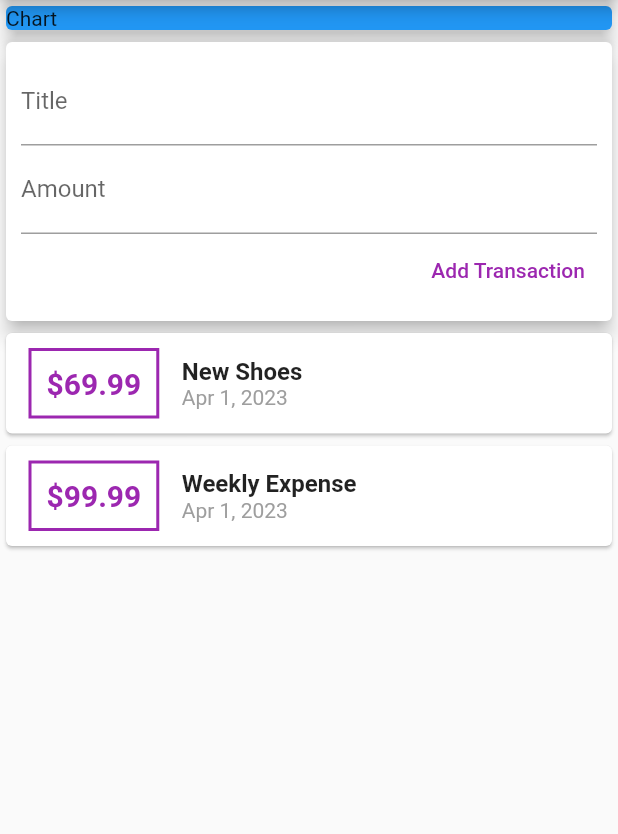
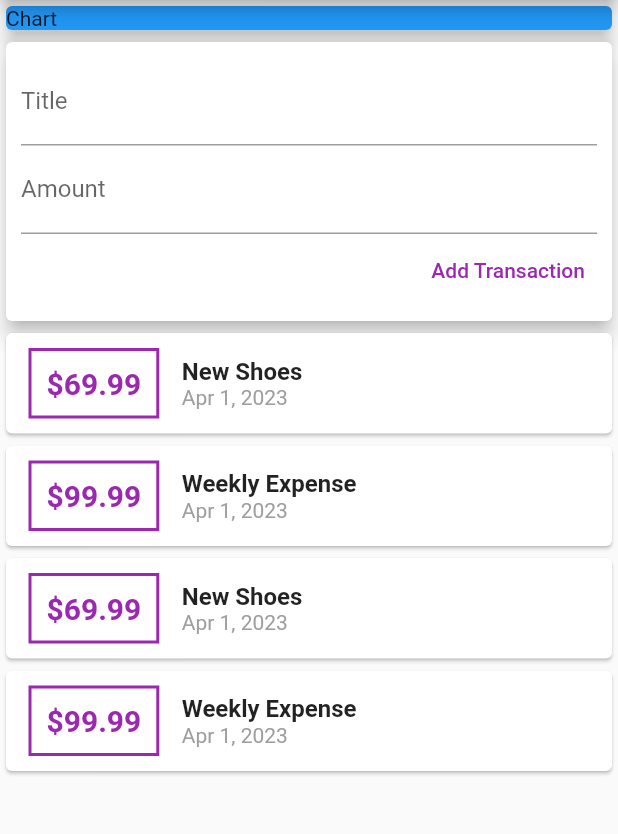
Before and after one commit to saurabhmirajkar/expense_tracker, a Flutter app: the screen it shows after launch, on a phone screen of 412 x 824 dp, the part 84-918 px from its top. Run offline on Flutter 3.47's test engine with Material 2 defaults, Android fonts, the phone set to English and light mode, and no system bars.

Commit message:
made tx list scrollable

```diff
--- a/lib/main.dart
+++ b/lib/main.dart
@@ -28,6 +28,7 @@ class MyHomepage extends StatelessWidget {
         title: const Text('Expense Tracker'),
       ),
       body: SafeArea(
+        child: SingleChildScrollView(
           child: Column(
             crossAxisAlignment: CrossAxisAlignment.stretch,
             children: [
@@ -43,6 +44,7 @@ class MyHomepage extends StatelessWidget {
             ],
           ),
         ),
+      ),
     );
   }
 }
--- a/lib/widgets/transaction_list.dart
+++ b/lib/widgets/transaction_list.dart
@@ -11,8 +11,11 @@ class TransactionList extends StatelessWidget {
 
   @override
   Widget build(BuildContext context) {
-    return Column(
-      children: userTransactions.map((tx) {
+    return Container(
+      height: 300,
+      child: ListView.builder(
+        itemCount: userTransactions.length,
+        itemBuilder: (ctx, index) {
           return Card(
             child: Row(
               children: [
@@ -29,7 +32,7 @@ class TransactionList extends StatelessWidget {
                     ),
                   ),
                   child: Text(
-                  '\$${tx.amount}',
+                    '\$${userTransactions[index].amount}',
                     // ignore: prefer_const_constructors
                     style: TextStyle(
                       fontWeight: FontWeight.bold,
@@ -42,14 +45,14 @@ class TransactionList extends StatelessWidget {
                   crossAxisAlignment: CrossAxisAlignment.start,
                   children: [
                     Text(
-                    tx.title,
+                      userTransactions[index].title,
                       style: const TextStyle(
                         fontWeight: FontWeight.bold,
                         fontSize: 16,
                       ),
                     ),
                     Text(
-                    DateFormat.yMMMd().format(tx.date),
+                      DateFormat.yMMMd().format(userTransactions[index].date),
                       style: const TextStyle(
                         color: Colors.grey,
                       ),
@@ -59,7 +62,8 @@ class TransactionList extends StatelessWidget {
               ],
             ),
           );
-      }).toList(),
+        },
+      ),
     );
   }
 }
--- a/lib/widgets/user_transactions.dart
+++ b/lib/widgets/user_transactions.dart
@@ -21,6 +21,36 @@ class _UserTransactionsState extends State<UserTransactions> {
     ),
     Transaction(
       id: 't2',
+      title: 'Weekly Expense',
+      amount: 99.99,
+      date: DateTime.now(),
+    ),
+    Transaction(
+      id: 't3',
+      title: 'New Shoes',
+      amount: 69.99,
+      date: DateTime.now(),
+    ),
+    Transaction(
+      id: 't4',
+      title: 'Weekly Expense',
+      amount: 99.99,
+      date: DateTime.now(),
+    ),
+    Transaction(
+      id: 't5',
+      title: 'New Shoes',
+      amount: 69.99,
+      date: DateTime.now(),
+    ),
+    Transaction(
+      id: 't6',
+      title: 'Weekly Expense',
+      amount: 99.99,
+      date: DateTime.now(),
+    ),
+    Transaction(
+      id: 't7',
       title: 'Weekly Expense',
       amount: 99.99,
       date: DateTime.now(),
```
Lines whose indentation alone changed are shown as unchanged.
